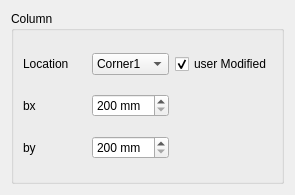
First picture: the form in safe/punch/Resources/ui/column.ui, repository ebrahimraeyat/OSAFE, before the edit.
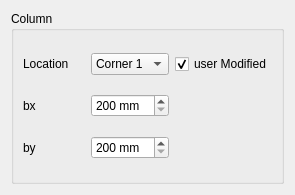
Second picture: the form after the edit.

```diff
--- a/safe/punch/Resources/ui/column.ui
+++ b/safe/punch/Resources/ui/column.ui
@@ -31,7 +31,7 @@
        <widget class="QComboBox" name="location">
         <item>
          <property name="text">
-          <string>Corner1</string>
+          <string>Corner 1</string>
          </property>
         </item>
         <item>
```
Left out of the diff: 16 changed lines with no effect on the pictures.
